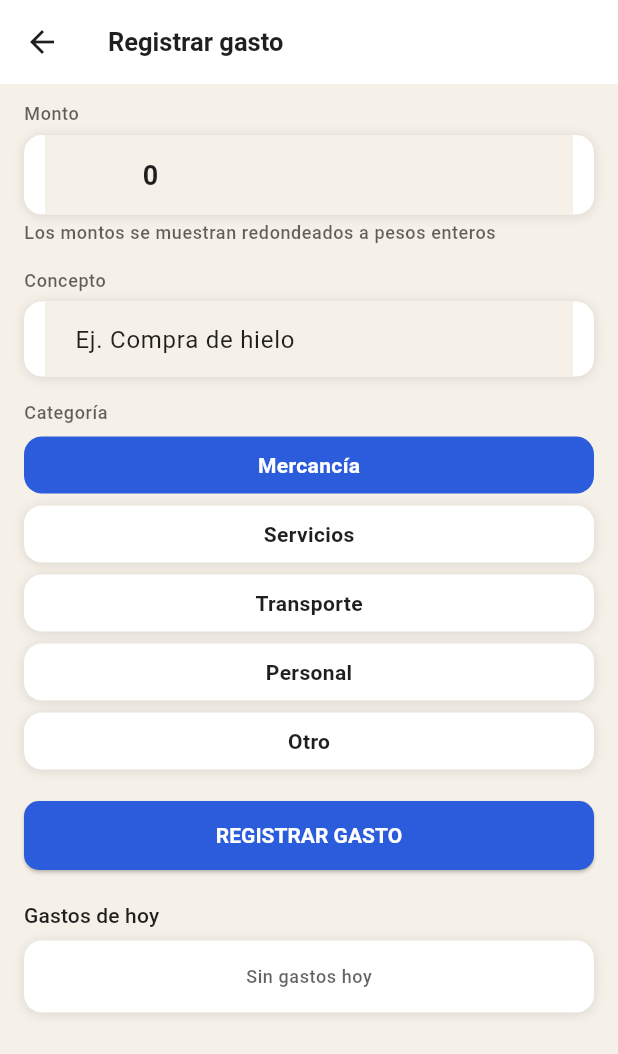
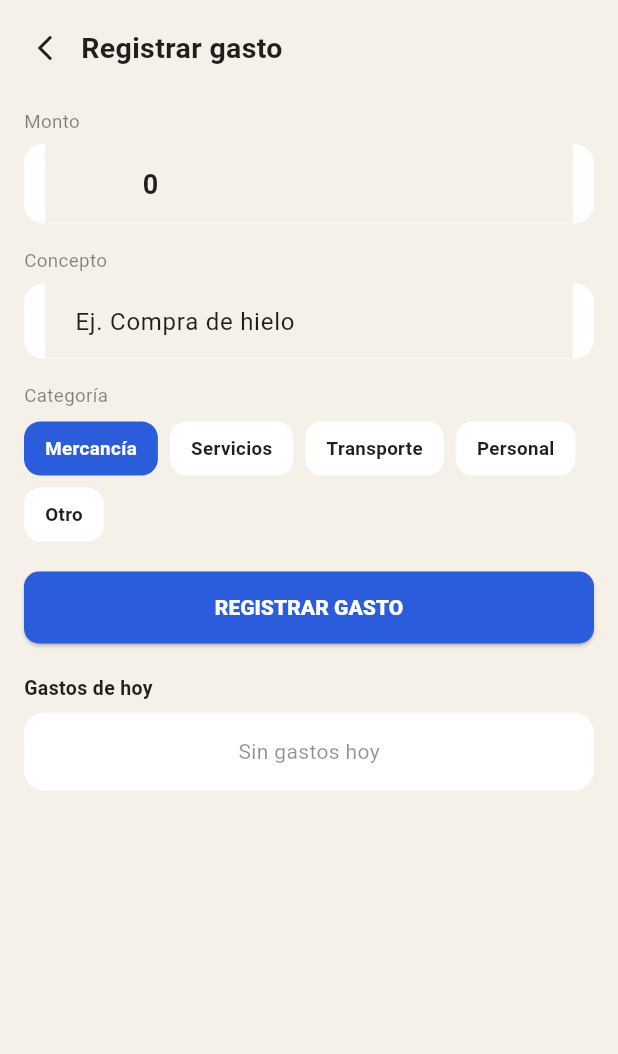
Before and after one commit to ale-fcastro/tucolmadord-app, a Flutter app: the _GastoView screen opened directly, on a phone screen of 412 x 824 dp. Shown: the top 1054 px of the screen. Run offline on Flutter 3.47's test engine with Material 3 defaults, Android fonts, the phone set to English and light mode, and no system bars; our stand-ins replace flutter_bloc, flutter_secure_storage, get_it, image_picker, pdf, printing and 2 more; accounts and stored records are empty.

```diff
--- a/lib/core/auth/presentation/screens/login_screen.dart
+++ b/lib/core/auth/presentation/screens/login_screen.dart
@@ -75,9 +75,7 @@ class _LoginScreenState extends State<LoginScreen> {
                     children: [
                       const SizedBox(height: 24),
                       Image.asset('assets/images/logo-full.png', height: 56),
-                      const SizedBox(height: 16),
-                      const AppHeadline('TuColmadoRD'),
-                      const SizedBox(height: 6),
+                      const SizedBox(height: 20),
                       const AppDescription('Inicia sesión para gestionar tu colmado.'),
                       const SizedBox(height: 32),
                       AppTextField(
--- a/lib/features/expenses/presentation/screens/gasto_screen.dart
+++ b/lib/features/expenses/presentation/screens/gasto_screen.dart
@@ -1,17 +1,10 @@
 import 'package:flutter/material.dart';
-import 'package:flutter/services.dart';
 import 'package:flutter_bloc/flutter_bloc.dart';
 
 import '../../../../core/di/service_locator.dart';
 import '../../../../core/utils/money.dart';
 import '../../../../core/utils/time_format.dart';
-import '../../../../shared/theme/app_decorations.dart';
-import '../../../../shared/widgets/buttons/primary_button.dart';
-import '../../../../shared/widgets/buttons/selectable_chip.dart';
-import '../../../../shared/widgets/feedback/app_notification.dart';
-import '../../../../shared/widgets/layout/app_card.dart';
-import '../../../../shared/widgets/layout/app_scaffold.dart';
-import '../../../../shared/widgets/text/app_text.dart';
+import '../../../../shared/theme/app_colors.dart';
 import '../cubit/expenses_cubit.dart';
 
 const _categories = ['Mercancía', 'Servicios', 'Transporte', 'Personal', 'Otro'];
@@ -36,134 +29,116 @@ class _GastoView extends StatefulWidget {
 }
 
 class _GastoViewState extends State<_GastoView> {
-  final _formKey = GlobalKey<FormState>();
   final _montoCtrl = TextEditingController();
   final _conceptoCtrl = TextEditingController();
   String _categoria = 'Mercancía';
-  bool _saving = false;
-
-  @override
-  void dispose() {
-    _montoCtrl.dispose();
-    _conceptoCtrl.dispose();
-    super.dispose();
-  }
-
-  String? _montoValidator(String? value) {
-    if (value == null || value.trim().isEmpty) return 'Ingresa un monto';
-    final n = double.tryParse(value.trim());
-    if (n == null) return 'Número inválido';
-    if (n <= 0) return 'Debe ser mayor que 0';
-    return null;
-  }
-
-  String? _conceptoValidator(String? value) {
-    if (value == null || value.trim().isEmpty) return 'Ingresa un concepto';
-    return null;
-  }
 
   Future<void> _registrar(ExpensesCubit cubit) async {
-    if (!(_formKey.currentState?.validate() ?? false)) return;
-    final amount = double.parse(_montoCtrl.text.trim());
-    setState(() => _saving = true);
-    try {
+    final amount = double.tryParse(_montoCtrl.text) ?? 0;
+    if (amount <= 0 || _conceptoCtrl.text.trim().isEmpty) return;
     await cubit.addExpense(amount: amount, concept: _conceptoCtrl.text.trim(), category: _categoria);
-      if (!mounted) return;
     _montoCtrl.clear();
     _conceptoCtrl.clear();
-      AppNotification.success(context, 'Gasto registrado');
-    } catch (e, st) {
-      debugPrint('addExpense failed: $e\n$st');
-      if (!mounted) return;
-      AppNotification.error(context, 'No se pudo registrar el gasto. Intenta de nuevo.');
-    } finally {
-      if (mounted) setState(() => _saving = false);
-    }
   }
 
   @override
   Widget build(BuildContext context) {
     final cubit = context.read<ExpensesCubit>();
-    return AppScaffold(
-      title: 'Registrar gasto',
-      body: BlocBuilder<ExpensesCubit, ExpensesState>(
+    return Scaffold(
+      backgroundColor: AppColors.backgroundLight,
+      body: SafeArea(
+        child: BlocBuilder<ExpensesCubit, ExpensesState>(
           builder: (context, state) {
-          return Form(
-            key: _formKey,
+            return Column(
+              children: [
+                Padding(
+                  padding: const EdgeInsets.fromLTRB(6, 8, 16, 4),
+                  child: Row(
+                    children: [
+                      IconButton(onPressed: () => Navigator.of(context).pop(), icon: const Icon(Icons.arrow_back_ios_new, size: 20)),
+                      const Text('Registrar gasto', style: TextStyle(fontSize: 19, fontWeight: FontWeight.w700)),
+                    ],
+                  ),
+                ),
+                Expanded(
                   child: ListView(
                     padding: const EdgeInsets.fromLTRB(16, 12, 16, 24),
                     children: [
-                const AppLabel('Monto'),
+                      const Text('Monto', style: TextStyle(fontSize: 12.5, color: Color(0x8C201F1D))),
                       const SizedBox(height: 6),
-                AppCard(
+                      Container(
+                        decoration: BoxDecoration(color: Colors.white, borderRadius: BorderRadius.circular(13)),
                         padding: const EdgeInsets.symmetric(horizontal: 14),
-                  child: TextFormField(
+                        child: TextField(
                           controller: _montoCtrl,
-                    keyboardType: const TextInputType.numberWithOptions(decimal: true),
-                    inputFormatters: [FilteringTextInputFormatter.allow(RegExp(r'[0-9.]'))],
+                          keyboardType: TextInputType.number,
                           style: const TextStyle(fontSize: 18, fontWeight: FontWeight.w700),
                           decoration: const InputDecoration(border: InputBorder.none, prefixText: 'RD\$  ', hintText: '0'),
-                    validator: _montoValidator,
-                  ),
-                ),
-                const SizedBox(height: 4),
-                const AppLabel('Los montos se muestran redondeados a pesos enteros'),
-                const SizedBox(height: 16),
-                const AppLabel('Concepto'),
-                const SizedBox(height: 6),
-                AppCard(
-                  padding: const EdgeInsets.symmetric(horizontal: 14),
-                  child: TextFormField(
-                    controller: _conceptoCtrl,
-                    decoration: const InputDecoration(border: InputBorder.none, hintText: 'Ej. Compra de hielo'),
-                    validator: _conceptoValidator,
                         ),
                       ),
                       const SizedBox(height: 16),
-                const AppLabel('Categoría'),
+                      const Text('Concepto', style: TextStyle(fontSize: 12.5, color: Color(0x8C201F1D))),
+                      const SizedBox(height: 6),
+                      Container(
+                        decoration: BoxDecoration(color: Colors.white, borderRadius: BorderRadius.circular(13)),
+                        padding: const EdgeInsets.symmetric(horizontal: 14),
+                        child: TextField(
+                          controller: _conceptoCtrl,
+                          decoration: const InputDecoration(border: InputBorder.none, hintText: 'Ej. Compra de hielo'),
+                        ),
+                      ),
+                      const SizedBox(height: 16),
+                      const Text('Categoría', style: TextStyle(fontSize: 12.5, color: Color(0x8C201F1D))),
                       const SizedBox(height: 8),
                       Wrap(
                         spacing: 8,
                         runSpacing: 8,
                         children: _categories.map((c) {
                           final selected = _categoria == c;
-                    return SelectableChip(label: c, selected: selected, onTap: () => setState(() => _categoria = c));
+                          return GestureDetector(
+                            onTap: () => setState(() => _categoria = c),
+                            child: Container(
+                              padding: const EdgeInsets.symmetric(horizontal: 14, vertical: 9),
+                              decoration: BoxDecoration(color: selected ? AppColors.primary : Colors.white, borderRadius: BorderRadius.circular(11)),
+                              child: Text(c, style: TextStyle(fontSize: 12.5, fontWeight: FontWeight.w700, color: selected ? Colors.white : const Color(0xFF201F1D))),
+                            ),
+                          );
                         }).toList(),
                       ),
                       const SizedBox(height: 20),
                       SizedBox(
                         width: double.infinity,
-                  child: PrimaryButton(
-                    label: 'REGISTRAR GASTO',
-                    isLoading: _saving,
-                    enabled: !_saving,
+                        child: ElevatedButton(
+                          style: ElevatedButton.styleFrom(backgroundColor: AppColors.primary, padding: const EdgeInsets.symmetric(vertical: 15)),
                           onPressed: () => _registrar(cubit),
+                          child: const Text('REGISTRAR GASTO', style: TextStyle(fontWeight: FontWeight.w800)),
                         ),
                       ),
                       const SizedBox(height: 20),
-                const AppSubtitle('Gastos de hoy'),
+                      const Text('Gastos de hoy', style: TextStyle(fontSize: 13, fontWeight: FontWeight.w700)),
                       const SizedBox(height: 8),
-                AppCard(
+                      Container(
+                        decoration: BoxDecoration(color: Colors.white, borderRadius: BorderRadius.circular(14)),
                         padding: const EdgeInsets.symmetric(horizontal: 14),
                         child: Column(
                           children: state.today.isEmpty
-                        ? [const Padding(padding: EdgeInsets.symmetric(vertical: 16), child: AppLabel('Sin gastos hoy'))]
+                              ? [const Padding(padding: EdgeInsets.symmetric(vertical: 16), child: Text('Sin gastos hoy', style: TextStyle(color: Color(0x80201F1D))))]
                               : state.today.map((e) {
                                   return Container(
                                     padding: const EdgeInsets.symmetric(vertical: 10),
-                              decoration: AppDecorations.rowDivider(context),
+                                    decoration: const BoxDecoration(border: Border(bottom: BorderSide(color: Color(0x0F201F1D)))),
                                     child: Row(
                                       children: [
                                         Expanded(
                                           child: Column(
                                             crossAxisAlignment: CrossAxisAlignment.start,
                                             children: [
-                                        AppSubtitle(e.concept),
-                                        AppLabel('${e.category} · ${timeLabel(e.createdAt)}'),
+                                              Text(e.concept, style: const TextStyle(fontSize: 13, fontWeight: FontWeight.w600)),
+                                              Text('${e.category} · ${timeLabel(e.createdAt)}', style: const TextStyle(fontSize: 11.5, color: Color(0x80201F1D))),
                                             ],
                                           ),
                                         ),
-                                  AppSubtitle(Money.label(e.amount)),
+                                        Text(Money.label(e.amount), style: const TextStyle(fontSize: 13, fontWeight: FontWeight.w700)),
                                       ],
                                     ),
                                   );
@@ -172,8 +147,11 @@ class _GastoViewState extends State<_GastoView> {
                       ),
                     ],
                   ),
+                ),
+              ],
             );
           },
+        ),
       ),
     );
   }
```
Also changed, not shown: lib/features/home/presentation/screens/home_screen.dart (+15 -12 lines), lib/features/pos/presentation/widgets/cart_sheet.dart (+25 -65 lines), assets/images/logo-mark.png (added), 27 other files. Lines whose indentation alone changed are shown as unchanged.
